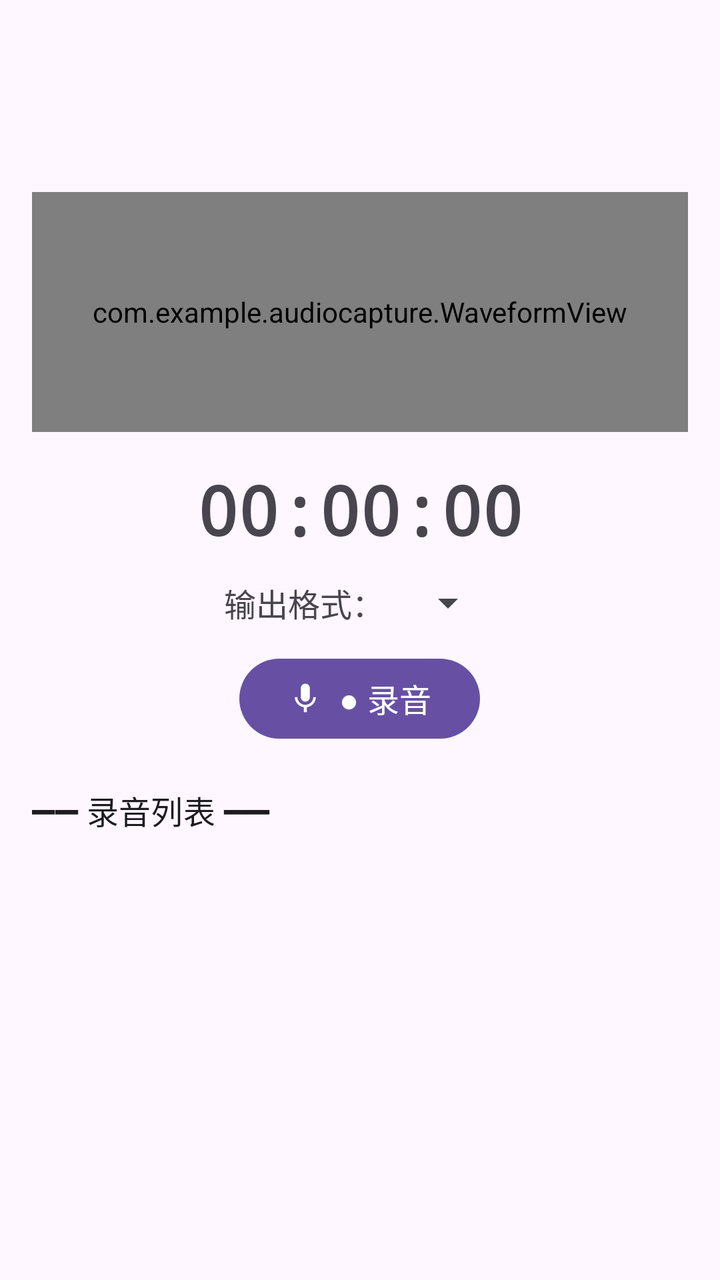
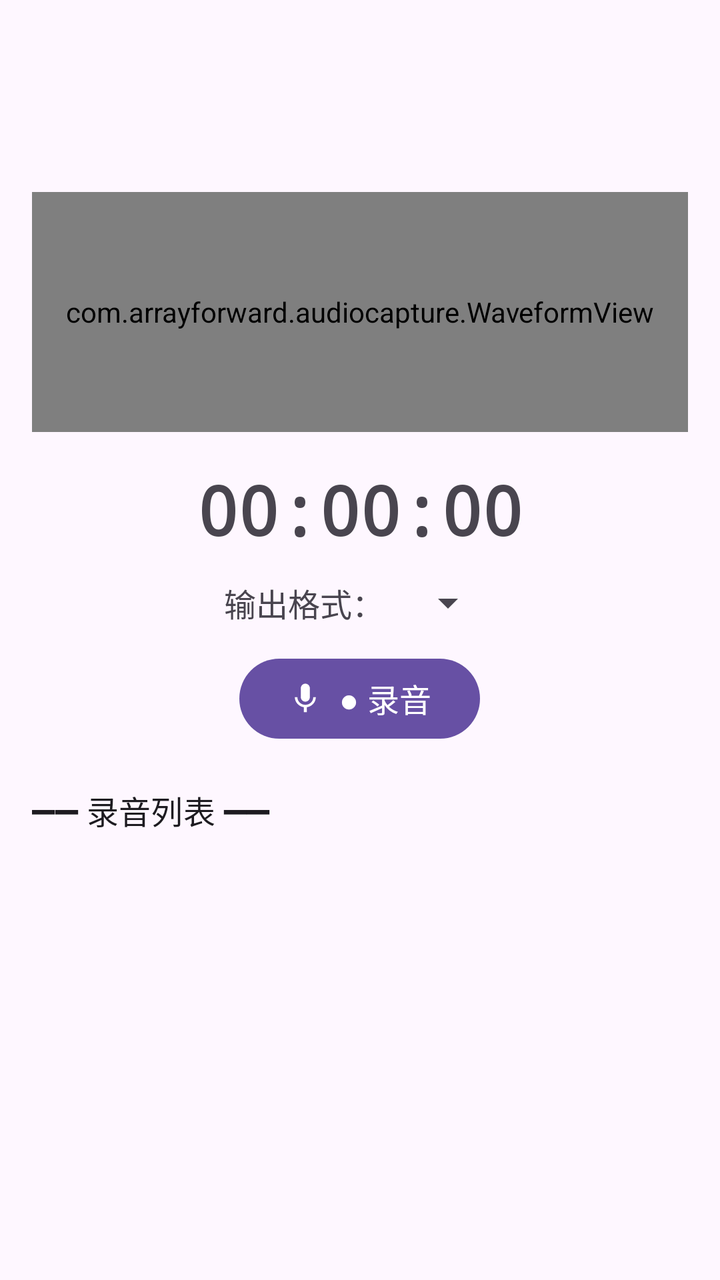

An Android layout rendered at two revisions. The XML below is the earlier revision; the diff shows what the commit changed to produce the second picture.
<!-- AndroidManifest.xml: application theme Theme.AudioCapture -->
<!-- res/layout/activity_main.xml -->
<?xml version="1.0" encoding="utf-8"?>
<LinearLayout xmlns:android="http://schemas.android.com/apk/res/android"
    android:layout_width="match_parent"
    android:layout_height="match_parent"
    android:orientation="vertical"
    android:padding="16dp">

    <com.google.android.material.appbar.MaterialToolbar
        android:id="@+id/toolbar"
        android:layout_width="match_parent"
        android:layout_height="wrap_content"
        android:title="@string/app_name"
        android:titleTextAppearance="@style/TextAppearance.Material3.TitleLarge" />

    <com.example.audiocapture.WaveformView
        android:id="@+id/waveform"
        android:layout_width="match_parent"
        android:layout_height="120dp"
        android:layout_marginTop="16dp"
        android:background="@drawable/bg_waveform"
        android:padding="8dp" />

    <TextView
        android:id="@+id/timer"
        android:layout_width="wrap_content"
        android:layout_height="wrap_content"
        android:layout_gravity="center_horizontal"
        android:layout_marginTop="16dp"
        android:fontFamily="monospace"
        android:text="00:00:00"
        android:textSize="34sp"
        android:textStyle="bold" />

    <LinearLayout
        android:layout_width="wrap_content"
        android:layout_height="wrap_content"
        android:layout_gravity="center_horizontal"
        android:layout_marginTop="12dp"
        android:gravity="center_vertical"
        android:orientation="horizontal">

        <TextView
            android:layout_width="wrap_content"
            android:layout_height="wrap_content"
            android:text="@string/label_format"
            android:textSize="16sp" />

        <Spinner
            android:id="@+id/spinnerFormat"
            android:layout_width="wrap_content"
            android:layout_height="wrap_content"
            android:layout_marginStart="8dp" />
    </LinearLayout>

    <com.google.android.material.button.MaterialButton
        android:id="@+id/btnRecord"
        android:layout_width="wrap_content"
        android:layout_height="wrap_content"
        android:layout_gravity="center_horizontal"
        android:layout_marginTop="12dp"
        android:text="@string/btn_start_record"
        android:textSize="16sp"
        app:icon="@drawable/ic_mic"
        app:iconGravity="textStart"
        xmlns:app="http://schemas.android.com/apk/res-auto" />

    <TextView
        android:layout_width="wrap_content"
        android:layout_height="wrap_content"
        android:layout_marginTop="20dp"
        android:text="@string/label_list_header"
        android:textAppearance="@style/TextAppearance.Material3.TitleMedium" />

    <FrameLayout
        android:layout_width="match_parent"
        android:layout_height="0dp"
        android:layout_weight="1"
        android:layout_marginTop="8dp">

        <androidx.recyclerview.widget.RecyclerView
            android:id="@+id/recyclerView"
            android:layout_width="match_parent"
            android:layout_height="match_parent" />

        <TextView
            android:id="@+id/emptyView"
            android:layout_width="wrap_content"
            android:layout_height="wrap_content"
            android:layout_gravity="center"
            android:text="@string/empty_recordings"
            android:textColor="?android:attr/textColorSecondary"
            android:textSize="16sp"
            android:visibility="gone" />
    </FrameLayout>

</LinearLayout>
<!-- resources referenced by this layout -->
<resources>
  <!-- drawable bg_waveform (drawable) -->
  <?xml version="1.0" encoding="utf-8"?>
  <shape xmlns:android="http://schemas.android.com/apk/res/android"
      android:shape="rectangle">
      <solid android:color="?attr/colorSurfaceVariant" />
      <corners android:radius="12dp" />
  </shape>
  <!-- drawable ic_mic (drawable) -->
  ﻿<vector xmlns:android="http://schemas.android.com/apk/res/android" android:width="24dp" android:height="24dp" android:viewportWidth="24" android:viewportHeight="24" android:tint="?attr/colorControlNormal"><path android:fillColor="@android:color/white" android:pathData="M12,14c1.66,0 2.99,-1.34 2.99,-3L15,5c0,-1.66 -1.34,-3 -3,-3S9,3.34 9,5v6c0,1.66 1.34,3 3,3zM17.3,11c0,3 -2.54,5.1 -5.3,5.1S6.7,14 6.7,11L5,11c0,3.41 2.72,6.23 6,6.72L11,21h2v-3.28c3.28,-0.48 6,-3.3 6,-6.72h-1.7z"/></vector>
  <string name="app_name">内部录音机</string>
  <string name="btn_start_record">● 录音</string>
  <string name="empty_recordings">暂无录音文件</string>
  <string name="label_format">输出格式：</string>
  <string name="label_list_header">━━ 录音列表 ━━</string>
  <style name="Theme.AudioCapture" parent="Theme.Material3.DayNight.NoActionBar">
          <item name="colorPrimary">@color/purple_500</item>
          <item name="colorOnPrimary">@color/white</item>
          <item name="android:statusBarColor">?attr/colorSurface</item>
      </style>
  <color name="purple_500">#FF6750A4</color>
  <color name="white">#FFFFFFFF</color>
</resources>

<!-- the commit's change to res/layout/activity_main.xml (unified diff, before → after) -->
@@ -12,7 +12,7 @@
         android:title="@string/app_name"
         android:titleTextAppearance="@style/TextAppearance.Material3.TitleLarge" />
 
-    <com.example.audiocapture.WaveformView
+    <com.arrayforward.audiocapture.WaveformView
         android:id="@+id/waveform"
         android:layout_width="match_parent"
         android:layout_height="120dp"
